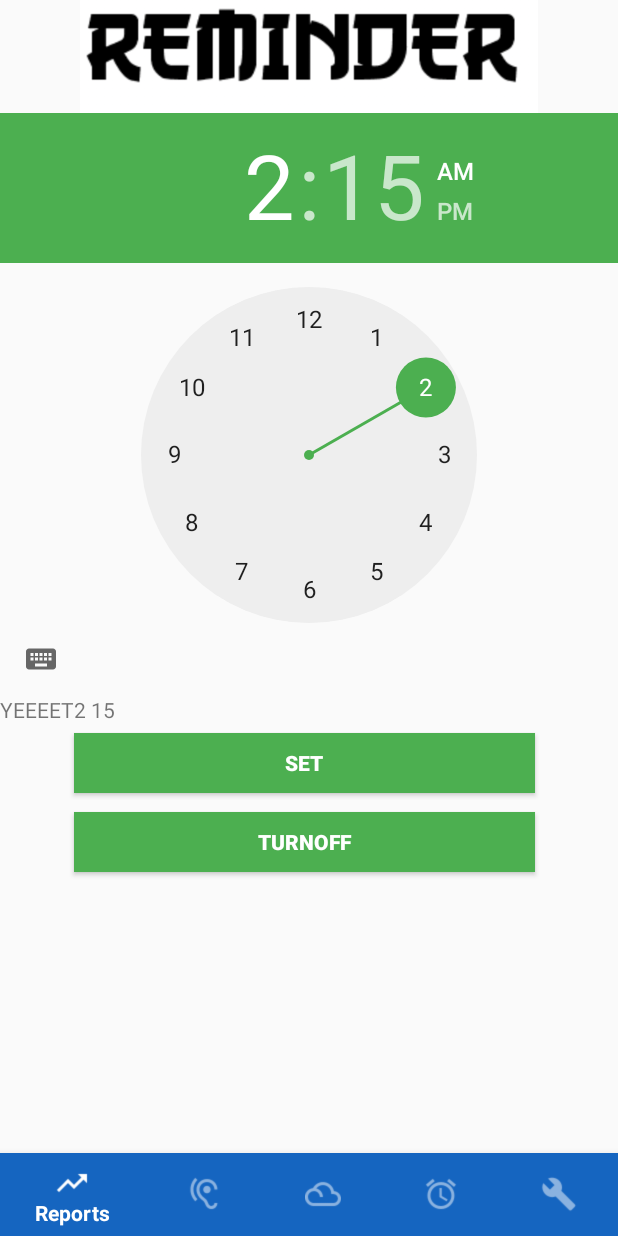
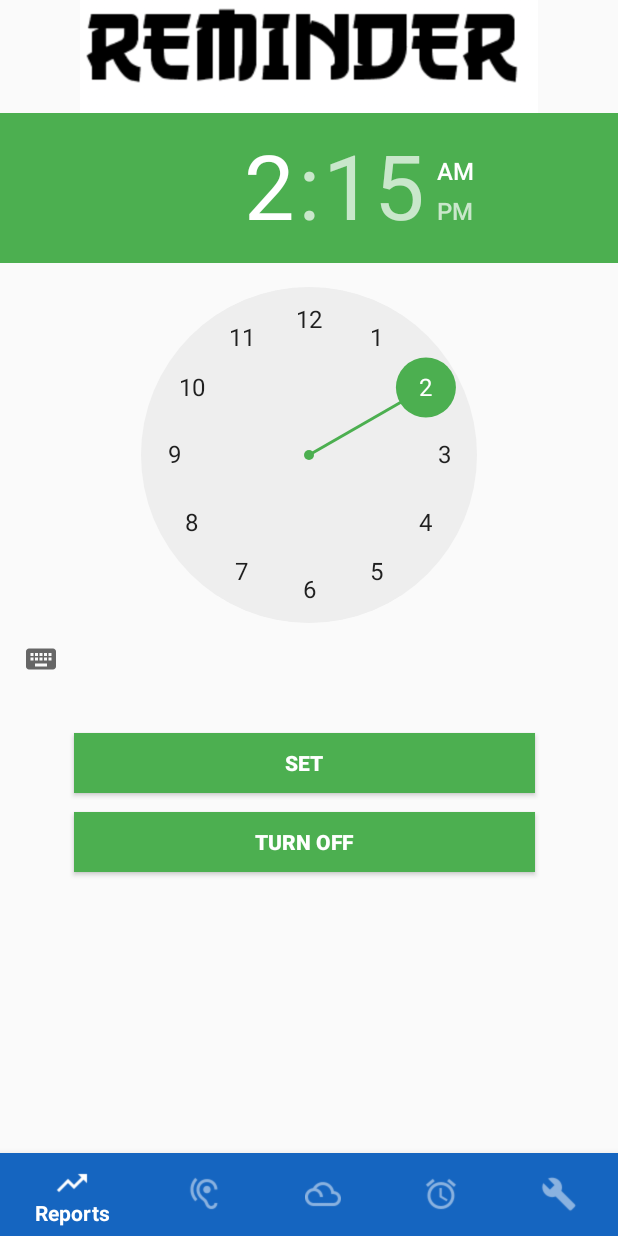
Before and after one commit to bryanlopezrr/Onsen, an Android app: the ReminderActivity screen opened directly, with no data from a screen before it, after a tap on "SET", on a phone screen of 412 x 824 dp. Run offline under Robolectric (Android 15) with nearby library versions, the phone set to English and light mode, and no system bars.

Commit message:
final changes bryan will be adding to the repo

```diff
--- a/app/src/main/java/com/example/onsen/HelpActivity.java
+++ b/app/src/main/java/com/example/onsen/HelpActivity.java
@@ -1,6 +1,5 @@
 package com.example.onsen;
 
-import android.content.Intent;
 import android.os.Bundle;
 import android.view.View;
 import android.widget.TextView;
@@ -17,11 +16,6 @@ public class HelpActivity extends AppCompatActivity {
     protected void onCreate(@Nullable Bundle savedInstanceState) {
         super.onCreate(savedInstanceState);
         setContentView(R.layout.activity_help);
-    }
-
-    public void goHome(View view){
-        Intent intent = new Intent(HelpActivity.this, ReportsActivity.class);
-        startActivity(intent);
     }
 
     public void questionShow(View view){
@@ -65,6 +59,5 @@ public class HelpActivity extends AppCompatActivity {
                 break;
         }
 
-
     }
 }
--- a/app/src/main/java/com/example/onsen/ReminderActivity.java
+++ b/app/src/main/java/com/example/onsen/ReminderActivity.java
@@ -5,10 +5,12 @@ import android.app.PendingIntent;
 import android.app.TimePickerDialog;
 import android.content.Intent;
 import android.media.TimedText;
+import android.os.Build;
 import android.os.Bundle;
 import android.view.Menu;
 import android.view.MenuItem;
 import android.view.View;
+import android.widget.Button;
 import android.widget.CalendarView;
 import android.widget.TextView;
 import android.widget.TimePicker;
@@ -17,6 +19,7 @@ import android.widget.Toast;
 
 import androidx.annotation.NonNull;
 import androidx.annotation.Nullable;
+import androidx.annotation.RequiresApi;
 import androidx.appcompat.app.AppCompatActivity;
 
 import com.google.android.material.bottomnavigation.BottomNavigationView;
@@ -36,6 +39,22 @@ public class ReminderActivity extends AppCompatActivity {
         super.onCreate(savedInstanceState);
         setContentView(R.layout.activity_reminder);
 
+        final Button turnOffButton = findViewById(R.id.buttonTurnOff);
+        turnOffButton.setOnClickListener(new View.OnClickListener() {
+            @Override
+            public void onClick(View v) {
+                turnOff();
+            }
+        });
+
+        Button setButton = findViewById(R.id.buttonSet);
+        setButton.setOnClickListener(new View.OnClickListener() {
+            @Override
+            public void onClick(View v) {
+                setReminder();
+            }
+        });
+
         BottomNavigationView bottomNavBar = findViewById(R.id.navigationBar);
         Menu menu = bottomNavBar.getMenu();
         MenuItem menuItem = menu.getItem(3);
@@ -43,7 +62,6 @@ public class ReminderActivity extends AppCompatActivity {
 
         reminderManager = (AlarmManager) getSystemService(ALARM_SERVICE);
         reminderTimePicker = findViewById(R.id.timePickerAlarm);
-        isSet = findViewById(R.id.textViewisSet);
         calendar = Calendar.getInstance();
 
         bottomNavBar.setOnNavigationItemReselectedListener(new BottomNavigationView.OnNavigationItemReselectedListener() {
@@ -86,7 +104,8 @@ public class ReminderActivity extends AppCompatActivity {
 
     }
 
-    public void setReminder(View view){
+    @RequiresApi(api = Build.VERSION_CODES.KITKAT)
+    public void setReminder(){
 
         calendar.set(Calendar.HOUR_OF_DAY, reminderTimePicker.getHour());
         calendar.set(Calendar.MINUTE, reminderTimePicker.getMinute());
@@ -97,33 +116,28 @@ public class ReminderActivity extends AppCompatActivity {
         String sHour = String.valueOf(hour);
         String sMinute = String.valueOf(minute);
 
-        isReminderSet("YEEEET" + sHour
-        + " " + sMinute);
-
+        Toast.makeText(ReminderActivity.this, "Reminder set to " + sHour + ":" + sMinute, Toast.LENGTH_SHORT).show();
 
         Intent intent = new Intent(getApplicationContext(), ReminderLogic.class);
-        intent.putExtra("extrat", "reminder on");
+        intent.putExtra("extra", "reminder on");
 
         pendingIntent = PendingIntent.getBroadcast(getApplicationContext(),  0, intent, PendingIntent.FLAG_UPDATE_CURRENT);
 
-        reminderManager.set(AlarmManager.RTC_WAKEUP, calendar.getTimeInMillis(), pendingIntent);
+//        reminderManager.set(AlarmManager.RTC_WAKEUP, calendar.getTimeInMillis(), pendingIntent);
+        reminderManager.setExact(AlarmManager.RTC_WAKEUP, calendar.getTimeInMillis() + 0, pendingIntent);
 
     }
 
-    public void turnOff(View view){
-        isReminderSet("NOPEEEEEE");
+    public void turnOff(){
 
+        Toast.makeText(ReminderActivity.this, "Reminder OFF", Toast.LENGTH_SHORT).show();
         Intent intent = new Intent(getApplicationContext(), ReminderLogic.class);
+        intent.putExtra("extra", "reminder off");
 
-        intent.putExtra("extra", "reminder off");
         reminderManager.cancel(pendingIntent);
 
         sendBroadcast(intent);
 
     }
 
-    private void isReminderSet(String isOn){
-        isSet.setText(isOn);
-    }
-
 }
--- a/app/src/main/java/com/example/onsen/ReminderLogic.java
+++ b/app/src/main/java/com/example/onsen/ReminderLogic.java
@@ -10,11 +10,9 @@ public class ReminderLogic extends BroadcastReceiver {
     @Override
     public void onReceive(Context context, Intent intent) {
 
-        Log.e("ERROR", "HEYYYY WE ARE HERE BOIIIII");
+//        Log.e("ERROR", "HEYYYY WE ARE HERE BOIIIII");
 
         String getstatusString = intent.getExtras().getString("extra");
-
-
         Intent serviceIntent = new Intent(context, RingtonePlayingService.class);
 
         serviceIntent.putExtra("extra", getstatusString);
--- a/app/src/main/java/com/example/onsen/RingtonePlayingService.java
+++ b/app/src/main/java/com/example/onsen/RingtonePlayingService.java
@@ -22,13 +22,17 @@ public class RingtonePlayingService extends Service {
     @Override
     public int onStartCommand(Intent intent, int flags, int startId ){
 
-        Log.e("ERROR", "In the servbice java start command!!!!!!!!!!:)");
+//        Log.e("ERROR", "In the service java start command!!!!!!!!!!:)");
 
         String state = intent.getExtras().getString("extra");
+
+        Log.e("STATUS", state);
 
         assert state != null;
         if(state.equals("reminder on")){
             flag = true;
+            mediaSong = MediaPlayer.create(this, R.raw.remindme);
+            mediaSong.start();
         }
         else if(state.equals("reminder off")){
             flag = false;
@@ -36,10 +40,6 @@ public class RingtonePlayingService extends Service {
             flag = false;
         }
 
-
-        mediaSong = MediaPlayer.create(this, R.raw.remindme);
-        mediaSong.start();
-
         return START_NOT_STICKY;
     }
 
--- a/app/src/main/res/layout/activity_reminder.xml
+++ b/app/src/main/res/layout/activity_reminder.xml
@@ -72,7 +72,7 @@
             android:textColor="@color/colorWhite"
             android:textStyle="bold"
             android:text="Set"
-            android:onClick="setReminder"/>
+            />
 
         <Button
             android:id="@+id/buttonTurnOff"
@@ -91,14 +91,8 @@
             android:background="@color/colorAccent"
             android:textColor="@color/colorWhite"
             android:textStyle="bold"
-            android:text="TurnOff"
-            android:onClick="turnOff"/>
-
-        <TextView
-            android:id="@+id/textViewisSet"
-            android:layout_width="wrap_content"
-            android:layout_height="wrap_content"
-            android:text="Is the Alarm set?????" />
+            android:text="Turn Off"
+            />
 
 
     </RelativeLayout>
```
Lines whose indentation alone changed are shown as unchanged.
